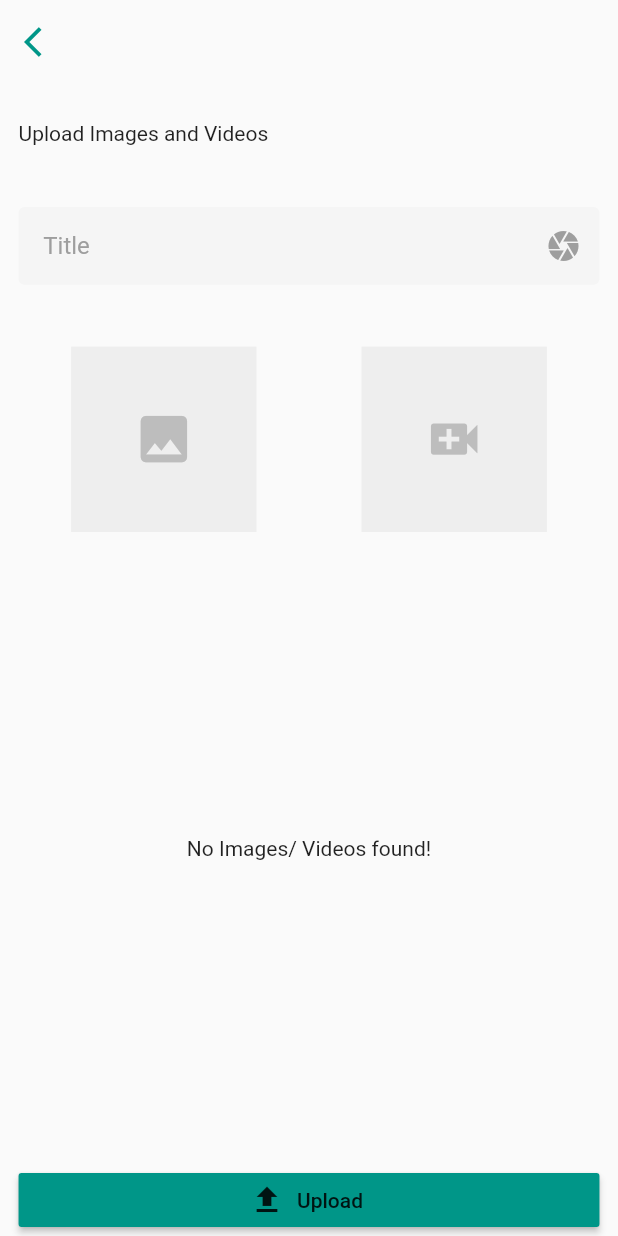
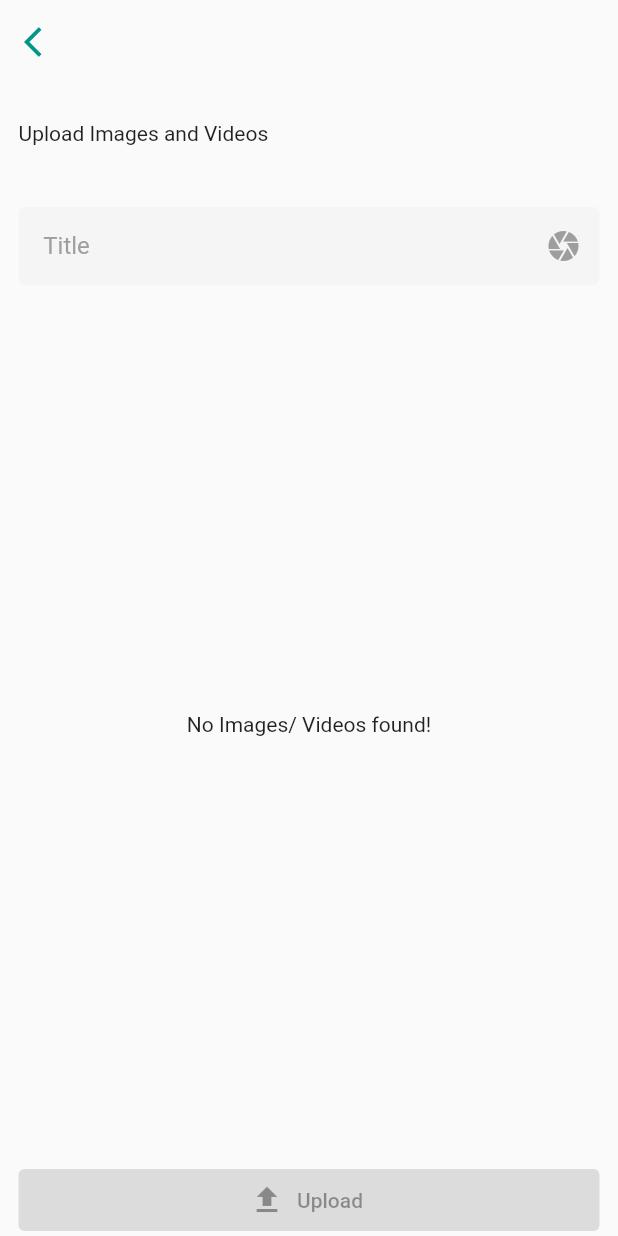
Before and after one commit to pharreX19/qurbani_app, a Flutter app: the UploadImagesVideos screen opened directly, on a phone screen of 412 x 824 dp. Run offline on Flutter 3.47's test engine with Material 2 defaults, Android fonts, the light colour scheme and no system bars; our stand-ins replace cloud_firestore, file_picker, firebase_auth, firebase_core, fl_chart, get and 1 more; accounts and stored records are empty; network calls fail.

Commit message:
completed image upload functionality

```diff
--- a/lib/main.dart
+++ b/lib/main.dart
@@ -4,6 +4,7 @@ import 'package:provider/provider.dart';
 import 'package:qurbani/config/size_config.dart';
 import 'package:qurbani/providers/completed_service_visibility_provider.dart';
 import 'package:qurbani/providers/feedback_validation_provider.dart';
+import 'package:qurbani/providers/media_upload_validation_provider.dart';
 import 'package:qurbani/providers/name_validation_provider.dart';
 import 'package:qurbani/providers/request_validation_provider.dart';
 import 'package:qurbani/providers/service_type_validation_provider.dart';
@@ -31,7 +32,9 @@ class MyApp extends StatelessWidget {
       ChangeNotifierProvider<CompletedServiceVisibilityProvider>(
           create: (context) => CompletedServiceVisibilityProvider()),
       ChangeNotifierProvider<RequestValidationProvider>(
-          create: (context) => RequestValidationProvider())
+          create: (context) => RequestValidationProvider()),
+      ChangeNotifierProvider<MediaUploadValidationProvider>(
+          create: (context) => MediaUploadValidationProvider())
     ],
       child: MaterialApp(
         debugShowCheckedModeBanner: false,
--- /dev/null
+++ b/lib/providers/media_upload_validation_provider.dart
@@ -0,0 +1,54 @@
+import 'package:flutter/material.dart';
+import 'package:get/get.dart';
+import 'package:qurbani/controllers/upload_media_controller.dart';
+import 'package:qurbani/providers/validate_item_model.dart';
+
+class MediaUploadValidationProvider extends ChangeNotifier {
+  ValidateItem _title = ValidateItem(value: null, error: null);
+  ValidateItem _mediaCount = ValidateItem(value: 0, error: null);
+
+  final TextEditingController titleController = TextEditingController();
+
+
+  ValidateItem get title => _title;
+  ValidateItem get mediaCount => _mediaCount;
+
+  bool get isValid {
+    print(_mediaCount.value > 0);
+    if(title.value != null && _mediaCount.value > 0){
+      return true;
+    }
+    return false;
+  }
+
+  void onTitleChanged(String title){
+    if(title.trim().isEmpty || title == null || title.trim().length <= 5){
+      _title = ValidateItem(value: null, error: 'Title is required and should not be less than 5 characters');
+    }else{
+      _title = ValidateItem(value: title, error: null);
+    }
+    notifyListeners();
+  }
+
+  void setMediaCount(int count){
+    print('NOW COUNT IS $count');
+    _mediaCount = ValidateItem(value: count, error: null);
+    print('AND NOW VALUES IS ${_mediaCount.value}');
+    notifyListeners();
+
+  }
+
+  void resetValues(){
+    _clearTextFields();
+    _clearValidations();
+    notifyListeners();
+  }
+
+  void _clearTextFields(){
+    titleController.clear();
+  }
+
+  void _clearValidations(){
+    _title = ValidateItem(value: null, error: null);
+  }
+}
--- a/lib/screens/dashboard/admin/dashboard.dart
+++ b/lib/screens/dashboard/admin/dashboard.dart
@@ -131,7 +131,8 @@ class _DashboardState extends State<Dashboard> {
                       itemCount: Get.find<DashboardController>().requests.length,
                       itemBuilder: (context, int index){
                         dynamic requests = Get.find<DashboardController>().requests;
-                        if(DateTime.fromMillisecondsSinceEpoch(requests[index]['date']['_seconds'] * 1000).isAfter(DateTime.now()) && requests[index]['status'].toString().toLowerCase() == 'pending'){
+                        if(DateTime.fromMillisecondsSinceEpoch(requests[index]['date']['_seconds'] * 1000).isAfter(DateTime.now()) &&
+                            (requests[index]['status'].toString().toLowerCase() == 'pending' || requests[index]['status'].toString().toLowerCase() == 'approved')){
                           return Padding(
                             padding: const EdgeInsets.all(8.0),
                             child: ListTile(
@@ -154,7 +155,7 @@ class _DashboardState extends State<Dashboard> {
                       },
                     ));
               }
-              return Center(child: Text('No Requests found'));
+              return Expanded(child: Center(child: Text('No Requests found')));
             })
           ],
         ),
--- a/lib/screens/dashboard/admin/weekly_sales_chart.dart
+++ b/lib/screens/dashboard/admin/weekly_sales_chart.dart
@@ -75,7 +75,7 @@ class WeeklySalesChartState extends State<WeeklySalesChart> {
                       barTouchData: BarTouchData(
                           touchTooltipData: BarTouchTooltipData(
                             tooltipBgColor: Colors.transparent,
-                            getTooltipItem: (_a, _b, _c, _d) => BarTooltipItem('hello', TextStyle(color: Colors.white)),
+                            getTooltipItem: (_a, _b, _c, _d) => BarTooltipItem('${_a.barRods[0].y}', TextStyle(color: Colors.white)),
                           ),
                           touchCallback: (response) {
                             if (response.spot == null) {
--- a/lib/screens/image_video_upload/upload_images_videos.dart
+++ b/lib/screens/image_video_upload/upload_images_videos.dart
@@ -1,8 +1,18 @@
 // import 'package:file_picker/file_picker.dart';
+import 'dart:io';
+
+import 'package:file_picker/file_picker.dart';
 import 'package:flutter/material.dart';
+import 'package:get/get.dart';
+import 'package:image_picker/image_picker.dart';
+import 'package:provider/provider.dart';
 //import 'package:file_picker/file_picker.dart';
 import 'package:qurbani/config/size_config.dart';
+import 'package:qurbani/controllers/upload_media_controller.dart';
+import 'package:qurbani/providers/media_upload_validation_provider.dart';
+import 'package:qurbani/screens/requests/admin/view_image.dart';
 import 'package:qurbani/widgets/common/main_layout.dart';
+import 'package:qurbani/widgets/common/submit_button.dart';
 
 class UploadImagesVideos extends StatefulWidget {
   @override
@@ -10,10 +20,16 @@ class UploadImagesVideos extends StatefulWidget {
 }
 
 class _UploadImagesVideosState extends State<UploadImagesVideos> {
-//  FilePicker imagePicker = FilePicker();
+  final UploadMediaController _uploadMediaController = Get.put(UploadMediaController());
+  MediaUploadValidationProvider _validationService;
+
+  void _submitUpload(){
+    _uploadMediaController.uploadMedia(_validationService.title.value.toString().toLowerCase());
+  }
 
   @override
   Widget build(BuildContext context) {
+    _validationService = Provider.of<MediaUploadValidationProvider>(context);
     return SafeArea(
       child: Scaffold(
         appBar: AppBar(
@@ -35,6 +51,8 @@ class _UploadImagesVideosState extends State<UploadImagesVideos> {
               height: SizeConfig.blockSizeVertical * 5,
             ),
             TextField(
+                controller: _validationService.titleController,
+                onChanged: _validationService.onTitleChanged,
                 maxLength: 100,
                 keyboardType: TextInputType.name,
                 decoration: InputDecoration(
@@ -44,7 +62,9 @@ class _UploadImagesVideosState extends State<UploadImagesVideos> {
                   ),
                   fillColor: Colors.grey[100],
                   filled: true,
-                  suffixIcon: Icon(Icons.camera, color: Colors.grey[500]),
+                  suffixIcon: IconButton(icon: Icon(Icons.camera), color: Colors.grey[500], onPressed: (){
+                    _uploadMediaController.pickImage(_validationService);
+                  },),
                   border: OutlineInputBorder(
                       borderSide: BorderSide.none,
                       borderRadius: BorderRadius.circular(4.0)),
@@ -52,43 +72,92 @@ class _UploadImagesVideosState extends State<UploadImagesVideos> {
                   hintText: 'Title',
                   hintStyle: TextStyle(color: Colors.grey[500]),
                   counterText: '',
+                  errorText: _validationService.title.error,
                 ),),
-                Row(
-                  mainAxisAlignment: MainAxisAlignment.spaceAround,
-                  children: [
-                    Container(
-                      margin: EdgeInsets.only(top: SizeConfig.blockSizeVertical * 5),
-                      width: SizeConfig.blockSizeHorizontal * 30,
-                      height: SizeConfig.blockSizeHorizontal * 30,
-                      decoration: BoxDecoration(
-                        color: Colors.grey[200],
-                      ),
-                      child: IconButton(
-                        icon: Icon(Icons.image, size: SizeConfig.blockSizeHorizontal * 10, color: Colors.grey[400],),
-                      ),
-                    ),
-                    Container(
-                      margin: EdgeInsets.only(top: SizeConfig.blockSizeVertical * 5),
-                      width: SizeConfig.blockSizeHorizontal * 30,
-                      height: SizeConfig.blockSizeHorizontal * 30,
-                      decoration: BoxDecoration(
-                        color: Colors.grey[200],
-                      ),
-                      child: IconButton(
-                        onPressed: () async{
-                         // final FilePickerResult pickedImage = await FilePicker.platform.pickFiles(allowMultiple: true, type: FileType.custom, allowedExtensions: ['jpg', 'png']);
-                        },
-                        icon: Icon(Icons.video_call, size: SizeConfig.blockSizeHorizontal * 10, color: Colors.grey[400],),
-                      ),
-                    ),
-                  ],
+//                Row(
+//                  mainAxisAlignment: MainAxisAlignment.spaceAround,
+//                  children: [
+//
+//                    Container(
+//                      margin: EdgeInsets.only(top: SizeConfig.blockSizeVertical * 3),
+//                      width: SizeConfig.blockSizeHorizontal * 30,
+//                      height: SizeConfig.blockSizeHorizontal * 20,
+//                      decoration: BoxDecoration(
+//                        color: Colors.grey[200],
+//                      ),
+//                      child: IconButton(
+//                        onPressed: _uploadMediaController.pickVideo, //() async{
+//                         // final FilePickerResult pickedImage = await FilePicker.platform.pickFiles(allowMultiple: true, type: FileType.custom, allowedExtensions: ['jpg', 'png']);
+////                        },
+//                        icon: Icon(Icons.video_call, size: SizeConfig.blockSizeHorizontal * 10, color: Colors.grey[400],),
+//                      ),
+//                    ),
+//                  ],
+//                ),
+                Expanded(
+                  child: Column(
+                    children: [
+                      Obx((){
+                        if(_uploadMediaController.images.length == 0){
+                          return Expanded(child: Center(child: Text('No Images/ Videos found!')));
+                        }
+                        return Padding(
+                          padding: EdgeInsets.only(top: SizeConfig.blockSizeVertical * 2),
+                          child: Wrap(
+                            spacing: SizeConfig.blockSizeHorizontal * 1,
+                            children: [
+                              ..._uploadMediaController.images.map((element) => FractionallySizedBox(
+                              widthFactor: 0.24,
+                              child: _uploadMediaController.allowedImageExtensions.contains(element.toString().split('.').last) ?
+                                InkWell(
+                                  onTap: (){
+                                    Navigator.of(context).push(MaterialPageRoute(builder: (context) => ViewImage(imageUrl: element)));
+                                  },
+                                  child: Stack(
+                                    children: [
+                                      Image.file(File(element)),
+                                      Positioned(
+                                          top: SizeConfig.blockSizeHorizontal * -3,
+                                          right: SizeConfig.blockSizeHorizontal * 0,
+                                          child: IconButton(icon: Icon(Icons.cancel, color: Colors.black87,), onPressed: (){
+                                            _uploadMediaController.removeMedia(element, _validationService);
+                                          },)),
+                                    ],
+                                  ),
+                                ) :
+                                Stack(
+                                  alignment: Alignment.center,
+                                  children: [
+                                    Image.asset('assets/images/information.jpg'),
+                                    Icon(Icons.play_circle_outline, size: SizeConfig.blockSizeHorizontal * 10,)
+                                  ],
+                                ))),
+                            ])
+                          );
+                      }),
+//                      Container(
+//                        margin: EdgeInsets.only(top: SizeConfig.blockSizeVertical * 3),
+//                        width: SizeConfig.blockSizeHorizontal * 30,
+//                        height: SizeConfig.blockSizeHorizontal * 20,
+//                        decoration: BoxDecoration(
+//                          color: Colors.grey[200],
+//                        ),
+//                        child: IconButton(
+//                          onPressed: _uploadMediaController.pickImage,
+//                          icon: Icon(Icons.image, size: SizeConfig.blockSizeHorizontal * 10, color: Colors.grey[400],),
+//                        ),
+//                      ),
+                    ]
+                  )
                 ),
-                Expanded(
-                  child: Center(child: Text('No Images/ Videos found!')),
-                ),
-                ButtonTheme(
-                    minWidth: SizeConfig.blockSizeHorizontal * 100,
-                    child: RaisedButton.icon(onPressed: (){}, color: Colors.teal, label: Text('Upload'), icon: Icon(Icons.file_upload),))
+                  SubmitButton(
+                    title: 'Upload',
+                    icon: Icons.file_upload,
+                    submitCallback: _validationService.isValid ? _submitUpload : null,
+                  )
+//                ButtonTheme(
+//                    minWidth: SizeConfig.blockSizeHorizontal * 100,
+//                    child: RaisedButton.icon(onPressed: (){}, color: Colors.teal, label: Text('Upload'), icon: Icon(Icons.file_upload),))
           ]),
         ),
       ),
--- a/pubspec.yaml
+++ b/pubspec.yaml
@@ -26,7 +26,7 @@ dependencies:
   get: ^3.24.0
   image_picker: ^0.6.7+15
   path_provider: ^1.6.24
-#  file_picker: ^2.1.4
+  file_picker: ^2.1.4
   fl_chart: ^0.12.1
   firebase_core: "^0.5.3"
   firebase_auth: "^0.18.4"
```
Also changed, not shown: lib/controllers/upload_media_controller.dart (added, +55 -0 lines), lib/screens/requests/admin/view_image.dart (+6 -2 lines), pubspec.lock.
